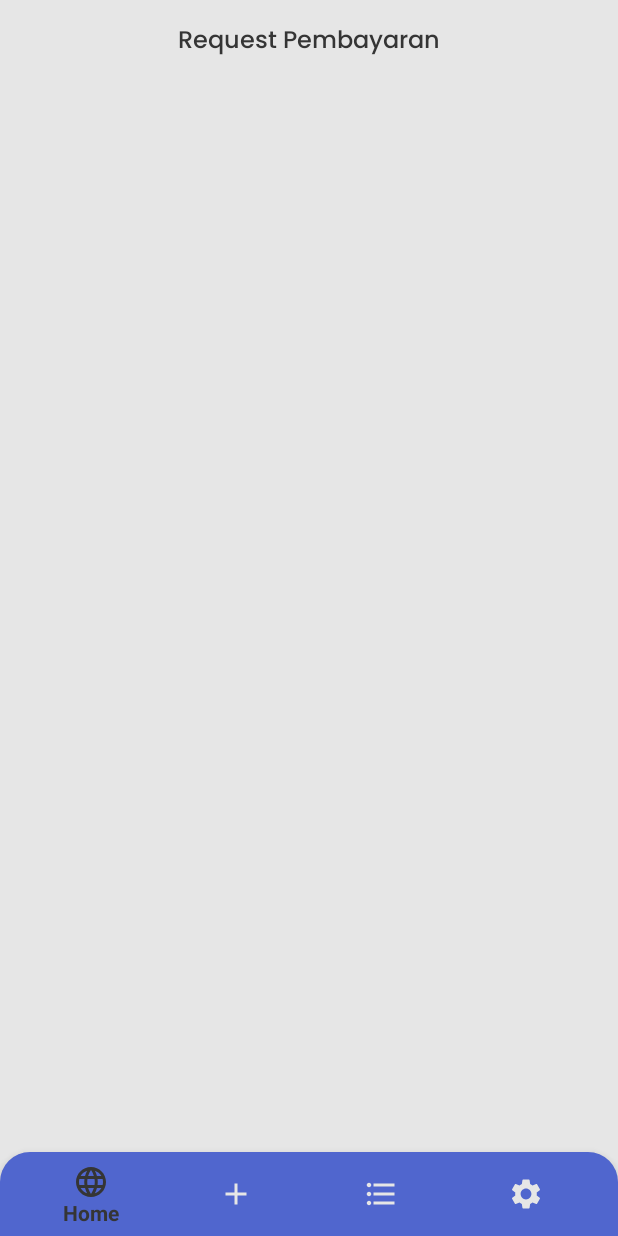
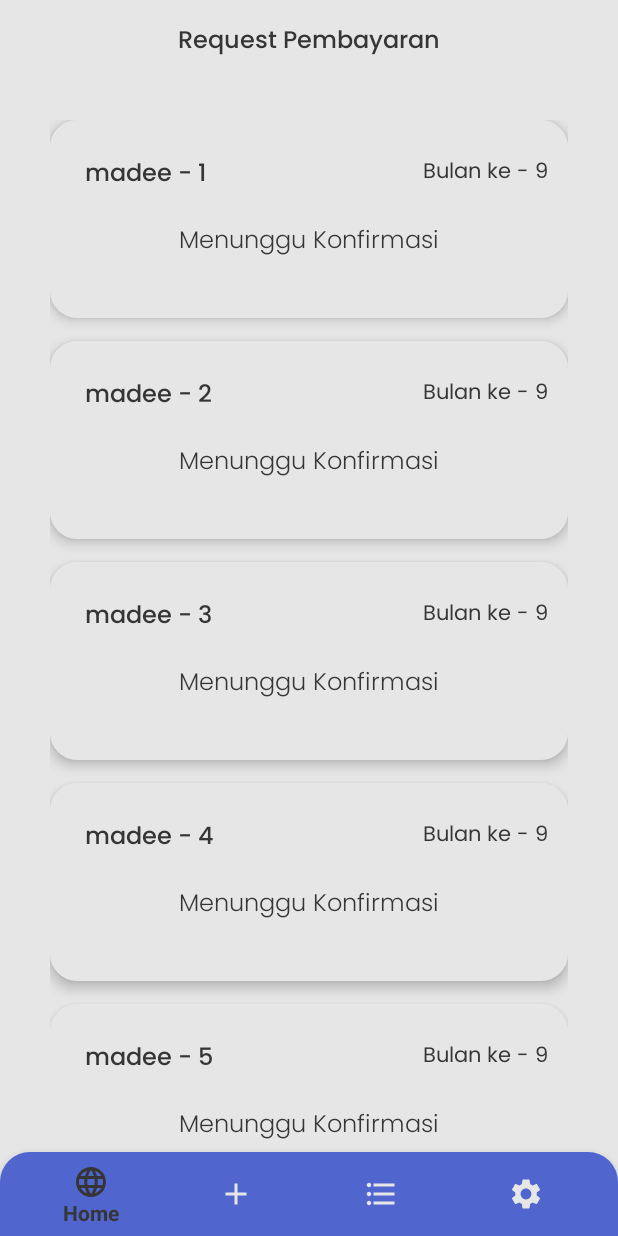
Before and after one commit to Madeean/BigBoss, an Android app: the fragment PengontrakListRequest placed in its activity, on a phone screen of 412 x 824 dp. Run offline under Robolectric (Android 15) with nearby library versions, the phone set to English and light mode, and no system bars.

Commit message:
recycle view request list pengontrak

```diff
--- a/app/src/main/java/umn/ac/bigboss/pengontrak/PengontrakListRequest.java
+++ b/app/src/main/java/umn/ac/bigboss/pengontrak/PengontrakListRequest.java
@@ -5,6 +5,8 @@ import android.os.Bundle;
 import androidx.appcompat.app.AppCompatActivity;
 import androidx.appcompat.widget.Toolbar;
 import androidx.fragment.app.Fragment;
+import androidx.recyclerview.widget.LinearLayoutManager;
+import androidx.recyclerview.widget.RecyclerView;
 
 import android.view.LayoutInflater;
 import android.view.View;
@@ -12,12 +14,21 @@ import android.view.ViewGroup;
 import android.widget.TextView;
 
 import java.text.SimpleDateFormat;
+import java.util.ArrayList;
 import java.util.Calendar;
+import java.util.List;
 
 import umn.ac.bigboss.R;
+import umn.ac.bigboss.pengontrak.adapter.AdapterDataRequestPembayaranPengontrak;
+import umn.ac.bigboss.pengontrak.adapter.adapter_data_history_pembayaran_pengontrak;
 
 
 public class PengontrakListRequest extends Fragment {
+
+    RecyclerView recyclerView;
+    LinearLayoutManager linearLayoutManager;
+    AdapterDataRequestPembayaranPengontrak adapterData;
+    List<String> listData;
 
     Toolbar my_toolbar;
     TextView my_toolbar_title;
@@ -45,6 +56,20 @@ public class PengontrakListRequest extends Fragment {
         activity.getSupportActionBar().setDisplayShowTitleEnabled(false);
 
 
+        recyclerView = view.findViewById(R.id.rv_request_pembayaran_pengontrak);
+        listData = new ArrayList<>();
+
+        for(int i = 1; i < 10; i++){
+            listData.add("madee - " + i);
+        }
+
+        linearLayoutManager = new LinearLayoutManager(getActivity(), LinearLayoutManager.VERTICAL, false);
+        recyclerView.setLayoutManager(linearLayoutManager);
+
+        adapterData = new AdapterDataRequestPembayaranPengontrak(getActivity(), listData);
+        recyclerView.setAdapter(adapterData);
+        adapterData.notifyDataSetChanged();
+
         return view;
     }
 }
--- /dev/null
+++ b/app/src/main/java/umn/ac/bigboss/pengontrak/adapter/AdapterDataRequestPembayaranPengontrak.java
@@ -0,0 +1,57 @@
+package umn.ac.bigboss.pengontrak.adapter;
+
+import android.content.Context;
+import android.view.LayoutInflater;
+import android.view.View;
+import android.view.ViewGroup;
+import android.widget.Button;
+import android.widget.TextView;
+
+import androidx.annotation.NonNull;
+import androidx.recyclerview.widget.RecyclerView;
+
+import java.util.List;
+
+import umn.ac.bigboss.R;
+
+public class AdapterDataRequestPembayaranPengontrak extends RecyclerView.Adapter<AdapterDataRequestPembayaranPengontrak.HolderData>{
+    List<String> listData;
+    LayoutInflater layoutInflater;
+
+
+    public AdapterDataRequestPembayaranPengontrak(Context context, List<String> listData) {
+        this.listData = listData;
+        this.layoutInflater = LayoutInflater.from(context);
+
+    }
+
+    @NonNull
+    @Override
+    public AdapterDataRequestPembayaranPengontrak.HolderData onCreateViewHolder(@NonNull ViewGroup parent, int viewType) {
+        View view = layoutInflater.from(parent.getContext()).inflate(R.layout.data_pengontrak_request_pembayaran, parent, false);
+        return new AdapterDataRequestPembayaranPengontrak.HolderData(view);
+    }
+
+    @Override
+    public void onBindViewHolder(@NonNull AdapterDataRequestPembayaranPengontrak.HolderData holder, int position) {
+        holder.text_name_request_pengontrak.setText(listData.get(position));
+
+    }
+
+    @Override
+    public int getItemCount() {
+        return listData.size();
+    }
+
+    public class HolderData extends RecyclerView.ViewHolder{
+        TextView text_name_request_pengontrak,text_bulan_request_pengontrak,text_status_konfirmasi_request_pengontrak;
+
+        public HolderData(@NonNull View itemView) {
+            super(itemView);
+            text_name_request_pengontrak = itemView.findViewById(R.id.text_name_request_pengontrak);
+            text_bulan_request_pengontrak = itemView.findViewById(R.id.text_bulan_request_pengontrak);
+            text_status_konfirmasi_request_pengontrak = itemView.findViewById(R.id.text_status_konfirmasi_request_pengontrak);
+
+        }
+    }
+}
--- /dev/null
+++ b/app/src/main/res/layout/data_pengontrak_request_pembayaran.xml
@@ -0,0 +1,46 @@
+<?xml version="1.0" encoding="utf-8"?>
+<RelativeLayout xmlns:android="http://schemas.android.com/apk/res/android"
+    android:background="@drawable/radius_btn_login"
+    android:backgroundTint="@color/abuabumuda"
+    android:id="@+id/data_pengontrak_request_pembayaran"
+    android:layout_width="345dp"
+    android:elevation="5dp"
+    android:layout_marginBottom="15dp"
+    android:layout_height="132dp">
+
+    <TextView
+        android:id="@+id/text_name_request_pengontrak"
+        android:paddingLeft="23dp"
+        android:paddingTop="23dp"
+        android:text="Madee"
+        android:textSize="16sp"
+        android:textColor="@color/hitam"
+        android:fontFamily="@font/poppins_medium"
+        android:layout_width="wrap_content"
+        android:layout_height="wrap_content"/>
+
+    <TextView
+        android:id="@+id/text_bulan_request_pengontrak"
+        android:textSize="14sp"
+        android:textColor="@color/hitam"
+        android:fontFamily="@font/poppins"
+        android:layout_alignParentRight="true"
+        android:paddingTop="23dp"
+        android:paddingRight="13dp"
+        android:text="Bulan ke - 9"
+        android:layout_width="wrap_content"
+        android:layout_height="wrap_content"/>
+
+    <TextView
+        android:id="@+id/text_status_konfirmasi_request_pengontrak"
+        android:paddingBottom="37dp"
+        android:textColor="@color/hitam"
+        android:fontFamily="@font/poppins_light"
+        android:textSize="16sp"
+        android:text="Menunggu Konfirmasi"
+        android:layout_centerHorizontal="true"
+        android:layout_alignParentBottom="true"
+        android:layout_width="wrap_content"
+        android:layout_height="wrap_content"/>
+
+</RelativeLayout>
--- a/app/src/main/res/layout/fragment_pengontrak_list_request.xml
+++ b/app/src/main/res/layout/fragment_pengontrak_list_request.xml
@@ -10,5 +10,15 @@
         layout="@layout/mytoolbar"
         />
 
+    <androidx.recyclerview.widget.RecyclerView
+        android:background="@color/abuabumuda"
+        android:layout_centerHorizontal="true"
+        android:layout_marginTop="24dp"
+        android:layout_marginHorizontal="25dp"
+        android:id="@+id/rv_request_pembayaran_pengontrak"
+        android:layout_below="@id/my_toolbar_list_requerst_pengontrak"
+        android:layout_width="wrap_content"
+        android:layout_height="match_parent"/>
+
 
 </RelativeLayout>
--- a/app/src/main/res/layout/fragment_pengontrak_setting.xml
+++ b/app/src/main/res/layout/fragment_pengontrak_setting.xml
@@ -38,6 +38,7 @@
 
     <Button
         android:id="@+id/btn_edit_profile_setting_pengontrak"
+        android:paddingRight="10dp"
         android:paddingLeft="39dp"
         android:layout_marginTop="23dp"
         android:text="Edit Profile"
@@ -55,6 +56,7 @@
     <Button
         android:id="@+id/btn_logout_setting_pengontrak"
         android:paddingLeft="39dp"
+        android:paddingRight="10dp"
         android:layout_marginTop="14dp"
         android:text="Logout"
         android:gravity="left|center_vertical"
```
